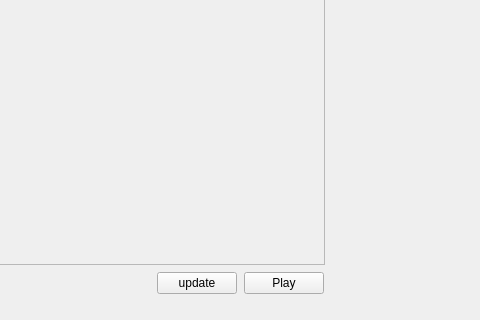
Before: the Qt Designer form codes/core/MainWindow.ui in wuzhuobin/PlaqueQuant, drawn with Qt 5; both pictures show x 503 to 983 and y 646 to 966 of the 1160 by 966 pixel window.
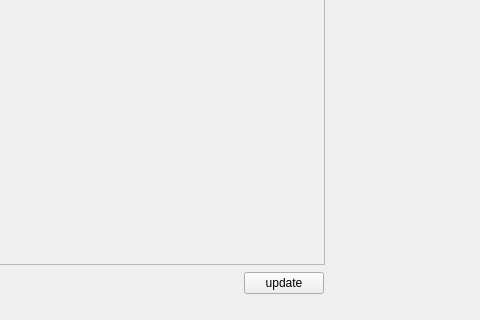
After: the same form once the commit is applied. Icons and pictures are not drawn. Custom widgets are drawn as their Qt base class.

```diff
--- a/codes/core/MainWindow.ui
+++ b/codes/core/MainWindow.ui
@@ -555,13 +555,6 @@
              </property>
             </widget>
            </item>
-           <item>
-            <widget class="QPushButton" name="pushButton">
-             <property name="text">
-              <string>Play</string>
-             </property>
-            </widget>
-           </item>
           </layout>
          </widget>
         </item>
```
Left out of the diff: 1 changed line with no effect on the pictures.
